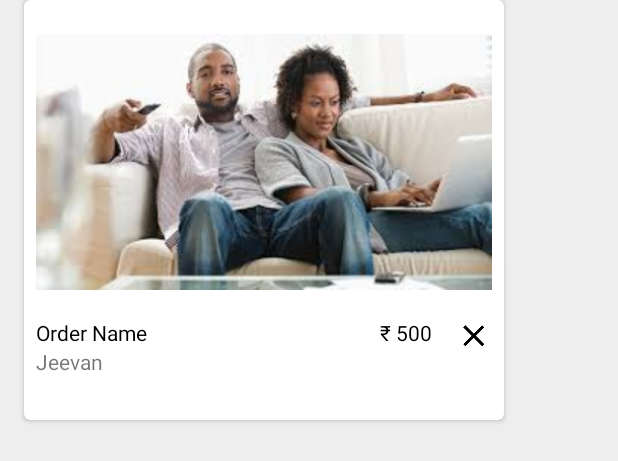
After one commit to jforcode/HackForFood, an Android app: the layout li_order_home.xml on its own in the app's theme, with its tools: preview values and no code run, on a phone screen of 412 x 824 dp. The commit adds this screen. Shown: the top 461 px of the screen. Run offline under Robolectric (Android 15) with nearby library versions, the phone set to English and light mode, and no system bars.

Commit message:
home page order list setup

```diff
--- a/app/src/main/java/com/example/jeevan/swiggy/Notes.txt
+++ b/app/src/main/java/com/example/jeevan/swiggy/Notes.txt
@@ -22,3 +22,5 @@ Technical:
     make it into a recycler view with data coming for various sections.
 
 - like play store, try combining search screen on the home page
+
+- include order rating also, maybe build a system to give ratings and all.
--- /dev/null
+++ b/app/src/main/res/layout/li_order_home.xml
@@ -0,0 +1,56 @@
+<?xml version="1.0" encoding="utf-8"?>
+<android.support.v7.widget.CardView xmlns:android="http://schemas.android.com/apk/res/android"
+    xmlns:app="http://schemas.android.com/apk/res-auto"
+    app:cardCornerRadius="4dp"
+    android:layout_marginLeft="@dimen/general_margin"
+    android:layout_width="@dimen/list_orders_width"
+    android:layout_height="@dimen/list_orders_height">
+
+    <RelativeLayout
+        android:id="@+id/li_order_parent"
+        android:padding="8dp"
+        android:layout_width="match_parent"
+        android:layout_height="match_parent">
+        <ImageView
+            android:id="@+id/li_order_icon"
+            android:src="@drawable/occasion_chilling"
+            android:layout_marginBottom="4dp"
+            android:layout_width="@dimen/li_home_order_icon_width"
+            android:layout_height="@dimen/li_home_order_icon_height" />
+
+        <TextView
+            android:id="@+id/li_order_name"
+            android:layout_below="@id/li_order_icon"
+            android:text="Order Name"
+            android:textColor="@android:color/primary_text_light"
+            android:layout_width="match_parent"
+            android:layout_height="wrap_content" />
+
+        <TextView
+            android:id="@+id/li_user_name"
+            android:layout_below="@id/li_order_name"
+            android:text="Jeevan"
+            android:layout_width="match_parent"
+            android:layout_height="wrap_content" />
+
+        <Button
+            android:id="@+id/li_btn_options"
+            android:background="@drawable/ic_clear_black_24dp"
+            android:layout_below="@id/li_order_icon"
+            android:layout_alignParentRight="true"
+            android:layout_width="24dp"
+            android:layout_height="24dp" />
+
+        <TextView
+            android:id="@+id/li_order_total_price"
+            android:layout_below="@id/li_order_icon"
+            android:layout_toLeftOf="@id/li_btn_options"
+            android:layout_marginRight="@dimen/general_margin"
+            android:text="\u20B9 500"
+            android:textColor="@android:color/primary_text_light"
+            android:layout_width="wrap_content"
+            android:layout_height="wrap_content" />
+
+    </RelativeLayout>
+
+</android.support.v7.widget.CardView>
--- a/app/src/main/res/values/dimens.xml
+++ b/app/src/main/res/values/dimens.xml
@@ -4,7 +4,9 @@
     <dimen name="general_margin">16dp</dimen>
     <dimen name="fab_margin">16dp</dimen>
     <dimen name="list_orders_width">320dp</dimen>
-    <dimen name="list_orders_height">240dp</dimen>
+    <dimen name="list_orders_height">280dp</dimen>
+    <dimen name="li_home_order_icon_width">320dp</dimen>
+    <dimen name="li_home_order_icon_height">200dp</dimen>
     <dimen name="search_term_frag_width">100dp</dimen>
     <dimen name="search_term_frag_height">200dp</dimen>
 </resources>
```
Also changed, not shown: app/src/main/java/com/example/jeevan/swiggy/adapters/HomeOrderAdapter.java (+40 -4 lines), app/src/main/java/com/example/jeevan/swiggy/models/Order.java (+21 -23 lines).
